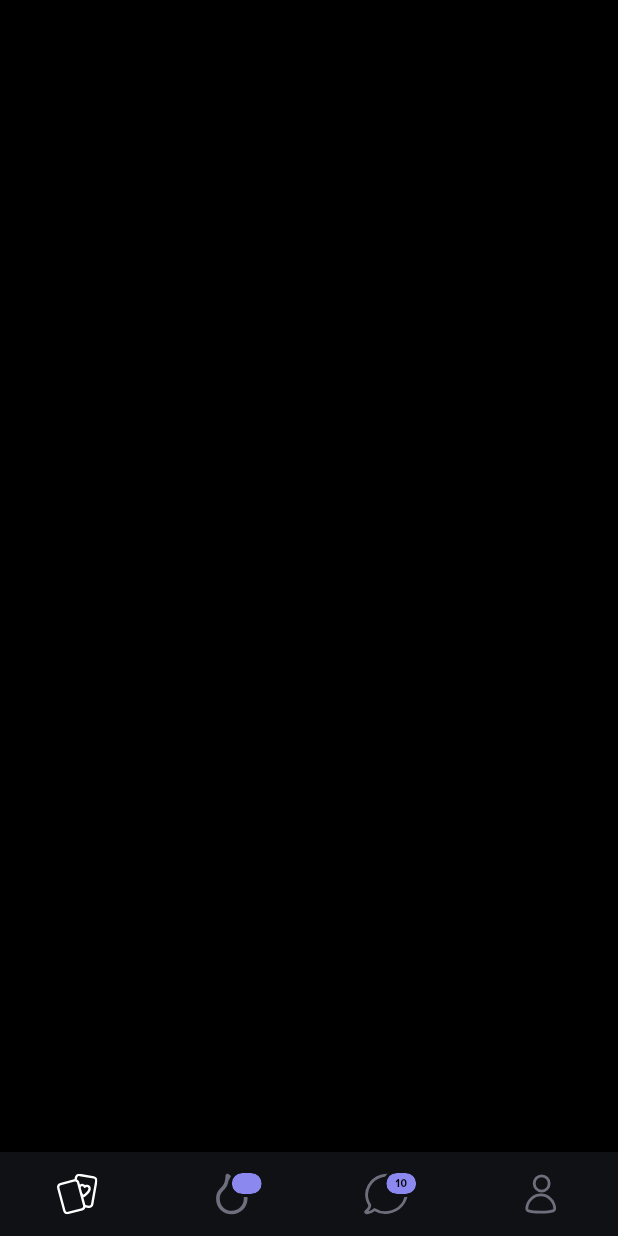
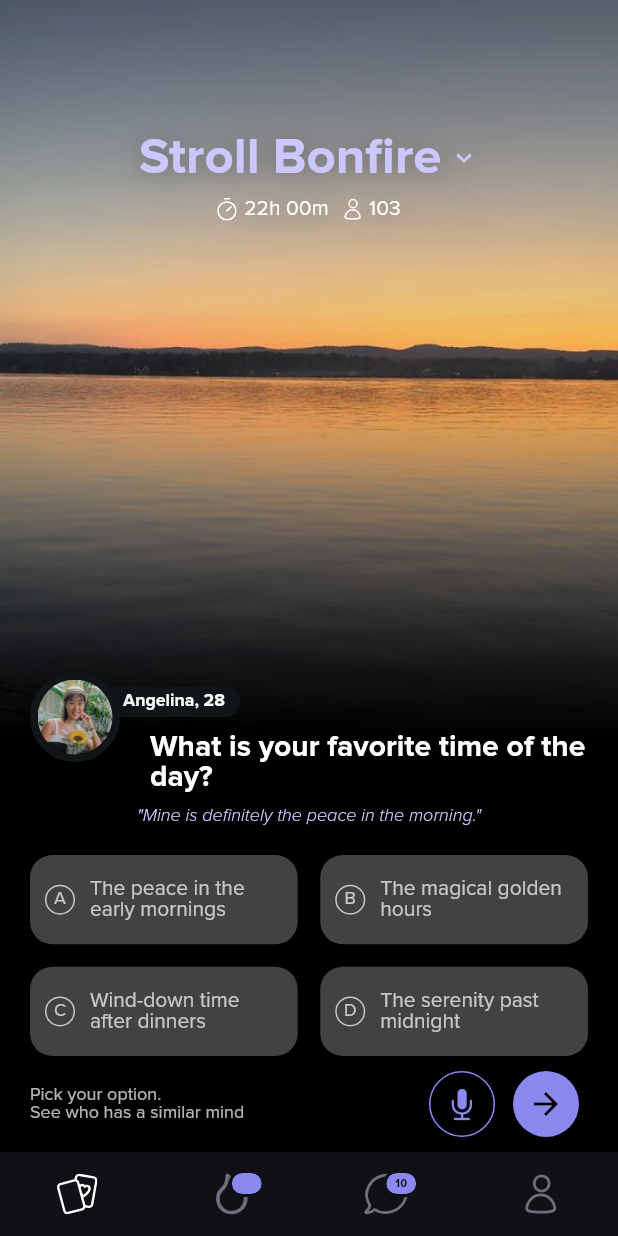
Before and after one commit to Mind-Reaper/stroll, a Flutter app: the screen it shows after launch, on a phone screen of 412 x 824 dp. Run offline on Flutter 3.47's test engine with Material 3 defaults, Android fonts, the phone set to English and light mode, and no system bars; our stand-ins replace animate_do, flutter_neumorphic_plus, flutter_riverpod, flutter_svg, freezed_annotation; project files that could hold a hidden picture were left out.

Commit message:
Feature: Added stroll bonfire page

```diff
--- /dev/null
+++ b/lib/core/extensions/icon_api.dart
@@ -0,0 +1,22 @@
+import 'package:flutter/material.dart';
+
+extension IconApi on Icon {
+  Icon applyShadow([Shadow? shadow]) {
+    return Icon(
+      icon,
+      color: color,
+      size: size,
+      semanticLabel: semanticLabel,
+      textDirection: textDirection,
+      shadows: [
+        shadow ??
+            const Shadow(
+              color: Colors.black26,
+              offset: Offset(0, 2),
+              blurRadius: 20,
+            )
+      ],
+      key: key,
+    );
+  }
+}
--- /dev/null
+++ b/lib/core/extensions/int_api.dart
@@ -0,0 +1,9 @@
+extension IntApi on int {
+  String toAlphabet({bool isUppercase = true}) {
+    if (this < 0 || this > 25) {
+      throw ArgumentError("Index must be between 0 and 25.");
+    }
+    int asciiBase = isUppercase ? 65 : 97;
+    return String.fromCharCode(asciiBase + this);
+  }
+}
--- /dev/null
+++ b/lib/core/extensions/text_api.dart
@@ -0,0 +1,17 @@
+import 'package:flutter/material.dart';
+
+extension TextApi on Text {
+  Text applyShadow([Shadow? shadow]) {
+    return Text(
+      data ?? '',
+      style: style?.copyWith(shadows: [
+        shadow ??
+            const Shadow(
+              color: Colors.black26,
+              offset: Offset(0, 2),
+              blurRadius: 20,
+            )
+      ]),
+    );
+  }
+}
--- /dev/null
+++ b/lib/features/bonfire/screens/bonfire_page.dart
@@ -0,0 +1,91 @@
+import 'dart:ui';
+
+import 'package:flutter/material.dart';
+import 'package:flutter_riverpod/flutter_riverpod.dart';
+import 'package:flutter_svg/flutter_svg.dart';
+import 'package:stroll/core/constants/app_assets.dart';
+import 'package:stroll/core/constants/app_colors.dart';
+import 'package:stroll/core/extensions/icon_api.dart';
+import 'package:stroll/core/extensions/text_api.dart';
+import 'package:stroll/features/bonfire/view_models/bonfire_view_model.dart';
+import 'package:stroll/features/bonfire/widgets/bonfire_dialogue.dart';
+import 'package:stroll/shared/widgets/framed_circle_image.dart';
+import 'package:stroll/shared/widgets/image_background_drop.dart';
+import 'package:stroll/shared/widgets/title_framed_circle_image.dart';
+
+class BonfirePage extends ConsumerWidget {
+  const BonfirePage({super.key});
+
+  @override
+  Widget build(BuildContext context, WidgetRef ref) {
+    final bonfireState = ref.watch(bonfireStateProvider);
+    final bonfireNotifier = ref.read(bonfireStateProvider.notifier);
+    return Scaffold(
+        body: ImageBackgroundDrop(
+            image: Image(
+              height: MediaQuery.of(context).size.height * 0.6,
+              width: double.infinity,
+              fit: BoxFit.cover,
+              image: AssetImage(AppAssets.jpg.sunsetBackground),
+            ),
+            child: Padding(
+              padding: const EdgeInsets.symmetric(horizontal: 20),
+              child: Column(
+                crossAxisAlignment: CrossAxisAlignment.start,
+                children: [
+                  const SizedBox(height: kTextTabBarHeight + 40),
+                  Center(
+                    child: Row(
+                      mainAxisSize: MainAxisSize.min,
+                      children: <Widget>[
+                        Text(
+                          'Stroll Bonfire',
+                          style: Theme.of(context)
+                              .textTheme
+                              .headlineMedium
+                              ?.copyWith(
+                                color: AppColors.lightPurple,
+                                fontWeight: FontWeight.w700,
+                              ),
+                        ).applyShadow(),
+                        const SizedBox(width: 5),
+                        const Icon(
+                          Icons.keyboard_arrow_down_outlined,
+                          size: 20,
+                          color: AppColors.lightPurple,
+                        ).applyShadow(),
+                      ],
+                    ),
+                  ),
+                  const SizedBox(height: 10),
+                  Center(
+                    child: Row(
+                      mainAxisSize: MainAxisSize.min,
+                      children: [
+                        SvgPicture.asset(
+                          AppAssets.svg.timer,
+                          height: 15,
+                        ),
+                        const SizedBox(width: 5),
+                        Text('22h 00m',
+                                style: Theme.of(context).textTheme.bodyMedium)
+                            .applyShadow(),
+                        const SizedBox(width: 10),
+                        SvgPicture.asset(AppAssets.svg.user, height: 15),
+                        const SizedBox(width: 5),
+                        Text('103',
+                                style: Theme.of(context).textTheme.bodyMedium)
+                            .applyShadow(),
+                      ],
+                    ),
+                  ),
+                  const Spacer(),
+                  BonfireDialogue(),
+                  const SizedBox(
+                    height: 10,
+                  )
+                ],
+              ),
+            )));
+  }
+}
--- /dev/null
+++ b/lib/features/bonfire/view_models/bonfire_state.dart
@@ -0,0 +1,12 @@
+
+
+import 'package:freezed_annotation/freezed_annotation.dart';
+
+part 'bonfire_state.freezed.dart';
+
+@freezed
+class BonfireState with _$BonfireState {
+  const factory BonfireState({
+     int? selectedOptionIndex,
+  }) = _BonfireState;
+}
--- /dev/null
+++ b/lib/features/bonfire/view_models/bonfire_view_model.dart
@@ -0,0 +1,15 @@
+import 'package:flutter_riverpod/flutter_riverpod.dart';
+import 'package:stroll/features/bonfire/view_models/bonfire_state.dart';
+
+final bonfireStateProvider =
+    StateNotifierProvider<BonfireStateNotifier, BonfireState>((ref) {
+  return BonfireStateNotifier();
+});
+
+class BonfireStateNotifier extends StateNotifier<BonfireState> {
+  BonfireStateNotifier() : super(const BonfireState());
+
+  void selectOption(int index) {
+    state = state.copyWith(selectedOptionIndex: index);
+  }
+}
--- /dev/null
+++ b/lib/features/bonfire/widgets/bonfire_dialogue.dart
@@ -0,0 +1,98 @@
+import 'package:flutter/cupertino.dart';
+import 'package:flutter/material.dart';
+import 'package:flutter_riverpod/flutter_riverpod.dart';
+import 'package:stroll/core/constants/app_assets.dart';
+import 'package:stroll/core/constants/app_colors.dart';
+import 'package:stroll/features/bonfire/view_models/bonfire_view_model.dart';
+import 'package:stroll/shared/widgets/circle_icon_button.dart';
+import 'package:stroll/shared/widgets/option_box.dart';
+import 'package:stroll/shared/widgets/title_framed_circle_image.dart';
+
+class BonfireDialogue extends ConsumerWidget {
+  BonfireDialogue({super.key});
+
+  final options = [
+    'The peace in the early mornings',
+    'The magical golden hours',
+    'Wind-down time after dinners',
+    'The serenity past midnight'
+  ];
+
+  @override
+  Widget build(BuildContext context, WidgetRef ref) {
+    final bonfireState = ref.watch(bonfireStateProvider);
+    final bonfireNotifier = ref.read(bonfireStateProvider.notifier);
+    return Stack(
+      children: [
+        TitleFramedCircleImage(
+            assetPath: AppAssets.jpg.angelina, title: 'Angelina, 28'),
+        Column(
+          children: [
+            Padding(
+              padding: const EdgeInsets.only(left: 80, top: 40),
+              child: Text(
+                'What is your favorite time of the day?',
+                style: Theme.of(context).textTheme.titleLarge?.copyWith(
+                      fontWeight: FontWeight.w700,
+                    ),
+              ),
+            ),
+            const SizedBox(height: 10),
+            Text(
+              '"Mine is definitely the peace in the morning."',
+              style: Theme.of(context).textTheme.bodySmall?.copyWith(
+                    fontWeight: FontWeight.w300,
+                    fontStyle: FontStyle.italic,
+                    color: AppColors.lightPurple,
+                  ),
+            ),
+            const SizedBox(
+              height: 20,
+            ),
+            GridView.builder(
+                padding: EdgeInsets.zero,
+                shrinkWrap: true,
+                physics: const NeverScrollableScrollPhysics(),
+                gridDelegate: const SliverGridDelegateWithFixedCrossAxisCount(
+                    crossAxisSpacing: 15,
+                    mainAxisSpacing: 15,
+                    childAspectRatio: 3,
+                    crossAxisCount: 2),
+                itemCount: options.length,
+                itemBuilder: (context, index) {
+                  return OptionBox(
+                      text: options[index],
+                      index: index,
+                      selected: bonfireState.selectedOptionIndex == index,
+                      onPressed: () {
+                        bonfireNotifier.selectOption(index);
+                      });
+                }),
+            const SizedBox(
+              height: 10,
+            ),
+            Row(
+              children: [
+                Expanded(
+                    child: Text(
+                  'Pick your option.\nSee who has a similar mind',
+                  style: Theme.of(context).textTheme.bodySmall,
+                )),
+                const SizedBox(width: 10),
+                CircleIconButton(
+                  iconData: CupertinoIcons.mic_solid,
+                  outlined: true,
+                  onPressed: () {},
+                ),
+                CircleIconButton(
+                  iconData: Icons.arrow_forward,
+                  onPressed: () {},
+                ),
+              ],
+            )
+          ],
+        ),
+      ],
+    );
+  }
+}
--- a/lib/features/home/screens/home_screen.dart
+++ b/lib/features/home/screens/home_screen.dart
@@ -3,11 +3,12 @@ import 'package:flutter_riverpod/flutter_riverpod.dart';
 import 'package:flutter_svg/flutter_svg.dart';
 import 'package:stroll/core/constants/app_assets.dart';
 import 'package:stroll/core/extensions/string_api.dart';
+import 'package:stroll/features/bonfire/screens/bonfire_page.dart';
 import 'package:stroll/features/home/view_models/home_view_model.dart';
 
 enum HomeTab {
   home,
-  trending,
+  bonfire,
   messages,
   profile;
 
@@ -15,7 +16,7 @@ enum HomeTab {
     switch (this) {
       case HomeTab.home:
         return AppAssets.svg.pokerCards;
-      case HomeTab.trending:
+      case HomeTab.bonfire:
         return AppAssets.svg.bonfire;
       case HomeTab.messages:
         return AppAssets.svg.chatBubble;
@@ -31,17 +32,17 @@ class HomeScreen extends ConsumerWidget {
   @override
   Widget build(BuildContext context, WidgetRef ref) {
     final homeState = ref.watch(homeStateProvider);
-    final homeController = ref.read(homeStateProvider.notifier);
+    final homeNotifier = ref.read(homeStateProvider.notifier);
 
     return Scaffold(
-        body: Container(),
+        body: const BonfirePage(),
         bottomNavigationBar: BottomNavigationBar(
           showSelectedLabels: false,
           type: BottomNavigationBarType.fixed,
           showUnselectedLabels: false,
           currentIndex: homeState.pageIndex,
           onTap: (index) {
-            homeController.changePage(index);
+            homeNotifier.changePage(index);
           },
           items: [
             for (final tab in HomeTab.values)
--- /dev/null
+++ b/lib/shared/widgets/circle_icon_button.dart
@@ -0,0 +1,46 @@
+import 'package:flutter/material.dart';
+
+class CircleIconButton extends StatelessWidget {
+  const CircleIconButton(
+      {super.key,
+      required this.iconData,
+      this.onPressed,
+      this.outlined = false,
+      this.color,
+      this.filledIconColor,
+      this.radius = 22});
+
+  final IconData iconData;
+  final VoidCallback? onPressed;
+  final bool outlined;
+  final Color? color;
+  final Color? filledIconColor;
+  final double radius;
+  @override
+  Widget build(BuildContext context) {
+    return ElevatedButton(
+        style: ElevatedButton.styleFrom(
+          fixedSize: Size.fromRadius(radius),
+          visualDensity: VisualDensity.compact,
+          tapTargetSize: MaterialTapTargetSize.shrinkWrap,
+          padding: const EdgeInsets.all(5),
+          backgroundColor: outlined
+              ? Colors.transparent
+              : color ?? Theme.of(context).primaryColor,
+          shape: CircleBorder(
+              side: outlined
+                  ? BorderSide(
+                      width: 1, color: color ?? Theme.of(context).primaryColor)
+                  : BorderSide.none),
+        ),
+        onPressed: onPressed,
+        child: FittedBox(
+          child: Icon(
+            iconData,
+            color: outlined
+                ? color ?? Theme.of(context).primaryColor
+                : filledIconColor ?? Colors.black,
+          ),
+        ));
+  }
+}
--- /dev/null
+++ b/lib/shared/widgets/framed_circle_image.dart
@@ -0,0 +1,36 @@
+import 'package:flutter/material.dart';
+
+class FramedCircleImage extends StatelessWidget {
+  const FramedCircleImage({super.key, required this.assetPath, this.radius});
+
+  final String assetPath;
+  final double? radius;
+
+  @override
+  Widget build(BuildContext context) {
+    return Container(
+      width: (radius ?? 30) * 2,
+      height: (radius ?? 30) * 2,
+      decoration: BoxDecoration(
+        shape: BoxShape.circle,
+        border: Border.all(
+          color: Theme.of(context).canvasColor,
+          width: 5,
+        ),
+        boxShadow: const [
+          BoxShadow(
+            color: Colors.black26,
+            offset: Offset(0, 2),
+            blurRadius: 20,
+          ),
+        ],
+      ),
+      child: ClipOval(
+        child: Image.asset(
+          assetPath,
+          fit: BoxFit.cover,
+        ),
+      ),
+    );
+  }
+}
--- /dev/null
+++ b/lib/shared/widgets/image_background_drop.dart
@@ -0,0 +1,44 @@
+import 'dart:ui';
+
+import 'package:flutter/material.dart';
+
+class ImageBackgroundDrop extends StatelessWidget {
+  const ImageBackgroundDrop(
+      {required this.image, required this.child, super.key});
+
+  final Widget image;
+  final Widget child;
+
+  @override
+  Widget build(BuildContext context) {
+    return Stack(
+      children: <Widget>[
+        ShaderMask(
+          shaderCallback: (bounds) {
+            return const LinearGradient(
+              colors: [
+                Colors.black45,
+                Colors.transparent,
+                Colors.black,
+              ],
+              begin: Alignment.topCenter,
+              end: Alignment.bottomCenter,
+            ).createShader(bounds);
+          },
+          blendMode: BlendMode.dstOut,
+          child: Stack(
+            children: [
+              image,
+              ClipRect(
+                child: BackdropFilter(
+                    filter: ImageFilter.blur(sigmaX: 5, sigmaY: 5),
+                    child: const SizedBox()),
+              ),
+            ],
+          ),
+        ),
+        child,
+      ],
+    );
+  }
+}
--- /dev/null
+++ b/lib/shared/widgets/option_box.dart
@@ -0,0 +1,81 @@
+import 'package:flutter/material.dart';
+import 'package:flutter_neumorphic_plus/flutter_neumorphic.dart';
+import 'package:stroll/core/extensions/int_api.dart';
+
+class OptionBox extends StatelessWidget {
+  const OptionBox(
+      {super.key,
+      this.onPressed,
+      required this.text,
+      required this.index,
+      required this.selected});
+
+  final VoidCallback? onPressed;
+  final String text;
+  final int index;
+  final bool selected;
+
+  @override
+  Widget build(BuildContext context) {
+    return GestureDetector(
+      onTap: onPressed,
+      child: Container(
+        padding: const EdgeInsets.symmetric(horizontal: 10, vertical: 10),
+        decoration: BoxDecoration(
+            color: Theme.of(context).cardColor,
+            borderRadius: BorderRadius.circular(15),
+            boxShadow: const [
+              BoxShadow(
+                  color: Colors.black,
+                  offset: Offset(5, 5),
+                  blurRadius: 3,
+                  blurStyle: BlurStyle.inner,
+                  spreadRadius: -12),
+            ],
+            border: selected
+                ? Border.all(
+                    color: Theme.of(context).primaryColor,
+                    width: 2,
+                    strokeAlign: BorderSide.strokeAlignOutside)
+                : null),
+        child: Row(
+          children: [
+            Container(
+                height: 20,
+                width: 20,
+                padding: const EdgeInsets.all(3),
+                decoration: BoxDecoration(
+                    color: selected
+                        ? Theme.of(context).primaryColor
+                        : Colors.transparent,
+                    shape: BoxShape.circle,
+                    border: selected
+                        ? null
+                        : Border.all(
+                            color:
+                                Theme.of(context).textTheme.bodySmall?.color ??
+                                    Colors.white30,
+                            width: 1)),
+                child: FittedBox(
+                  child: Text(
+                    index.toAlphabet(isUppercase: true),
+                    style: Theme.of(context)
+                        .textTheme
+                        .bodySmall
+                        ?.copyWith(color: selected ? Colors.white : null),
+                  ),
+                )),
+            const SizedBox(
+              width: 10,
+            ),
+            Expanded(
+                child: Text(text,
+                    style: Theme.of(context).textTheme.bodySmall?.copyWith(
+                          fontSize: 14,
+                        )))
+          ],
+        ),
+      ),
+    );
+  }
+}
--- /dev/null
+++ b/lib/shared/widgets/title_framed_circle_image.dart
@@ -0,0 +1,44 @@
+import 'package:flutter/material.dart';
+import 'package:stroll/shared/widgets/framed_circle_image.dart';
+
+class TitleFramedCircleImage extends StatelessWidget {
+  const TitleFramedCircleImage(
+      {super.key, required this.assetPath, required this.title});
+
+  final String assetPath;
+  final String title;
+
+  @override
+  Widget build(BuildContext context) {
+    return SizedBox(
+      width: 140,
+      child: Stack(
+        children: [
+          Padding(
+            padding: const EdgeInsets.only(top: 10),
+            child: Align(
+              alignment: Alignment.topRight,
+              child: Container(
+                height: 20,
+                width: 108,
+                padding: const EdgeInsets.only(
+                    left: 30, right: 10, top: 2, bottom: 2),
+                decoration: BoxDecoration(
+                    color: Theme.of(context).canvasColor,
+                    borderRadius: BorderRadius.circular(10)),
+                child: FittedBox(
+                  child: Text(title,
+                      style: Theme.of(context).textTheme.bodySmall?.copyWith(
+                            fontWeight: FontWeight.w700,
+                            color: Colors.white,
+                          )),
+                ),
+              ),
+            ),
+          ),
+          FramedCircleImage(assetPath: assetPath),
+        ],
+      ),
+    );
+  }
+}
```
Also changed, not shown: assets/images/angelina.jpg, lib/features/bonfire/view_models/bonfire_state.freezed.dart (added), pubspec.lock.
